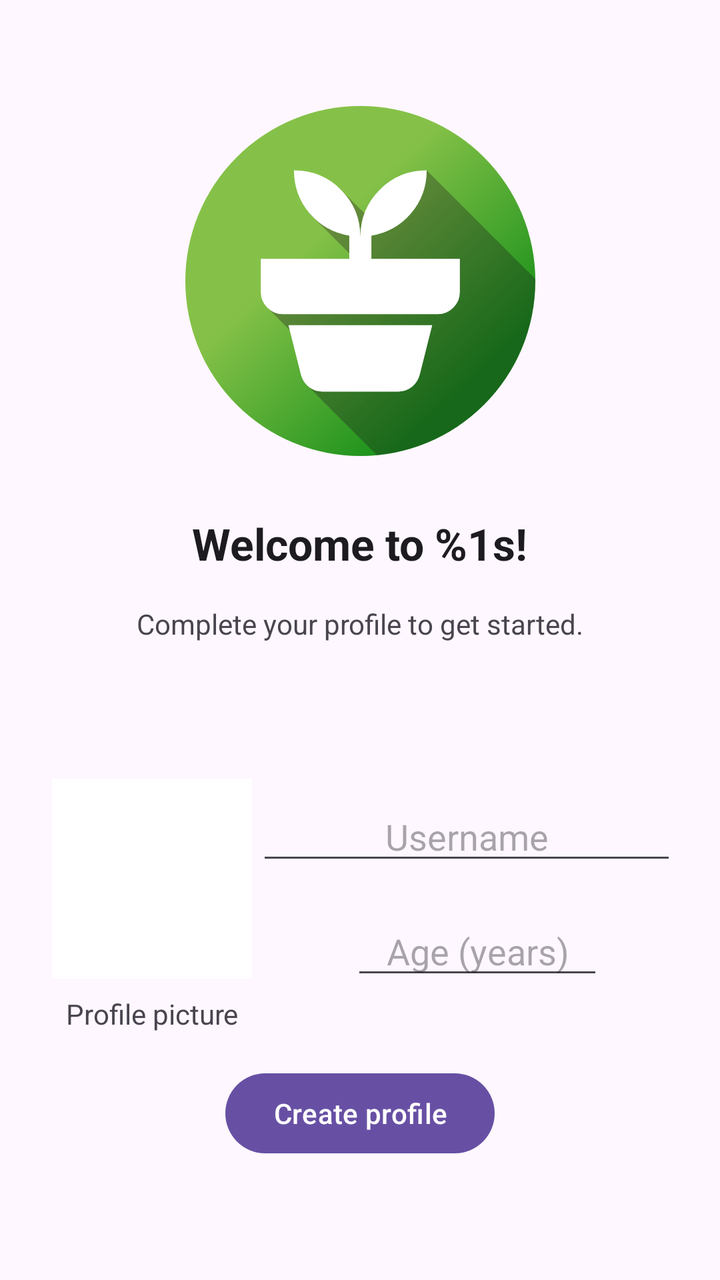
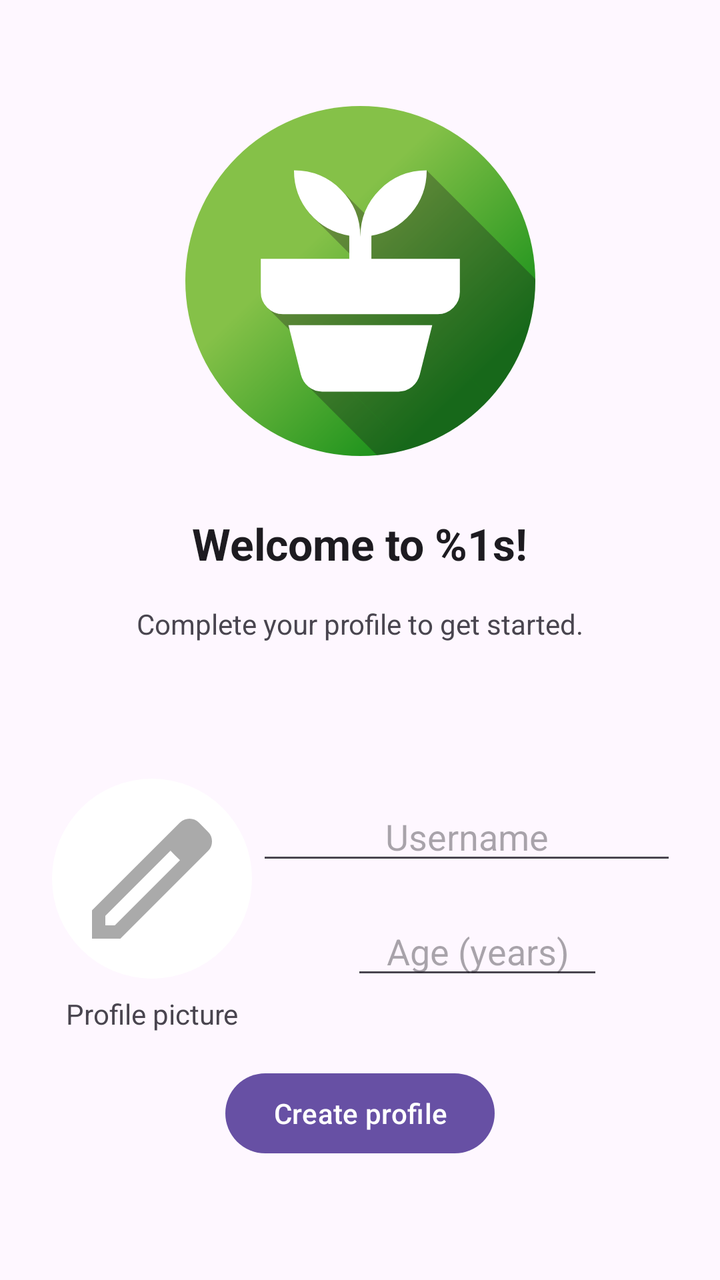

Two renders of the same Android screen: before a commit and after it. Below are the layout's source before the change and the commit's diff.
<!-- AndroidManifest.xml: application theme Theme.HelloWorld -->
<!-- res/layout/activity_landing.xml -->
<?xml version="1.0" encoding="utf-8"?>
<androidx.constraintlayout.widget.ConstraintLayout xmlns:android="http://schemas.android.com/apk/res/android"
    xmlns:app="http://schemas.android.com/apk/res-auto"
    xmlns:tools="http://schemas.android.com/tools"
    android:id="@+id/main"
    android:layout_width="match_parent"
    android:layout_height="match_parent"
    tools:context=".LandingActivity">

    <ImageView
        android:id="@+id/app_icon"
        android:layout_width="175dp"
        android:layout_height="183dp"
        android:src="@drawable/icon_round"
        app:layout_constraintBottom_toBottomOf="parent"
        app:layout_constraintEnd_toEndOf="parent"
        app:layout_constraintStart_toStartOf="parent"
        app:layout_constraintTop_toTopOf="parent"
        app:layout_constraintVertical_bias="0.107" />

    <TextView
        android:id="@+id/welcome_text_header"
        android:layout_width="wrap_content"
        android:layout_height="wrap_content"
        android:layout_marginTop="25dp"
        android:text="@string/landing_activity_header"
        android:textAppearance="@style/TextAppearance.AppCompat.Large"
        android:textStyle="bold"
        app:layout_constraintEnd_toEndOf="parent"
        app:layout_constraintStart_toStartOf="parent"
        app:layout_constraintTop_toBottomOf="@+id/app_icon" />

    <TextView
        android:id="@+id/welcome_text_body"
        android:layout_width="wrap_content"
        android:layout_height="wrap_content"
        android:layout_marginTop="16dp"
        android:text="@string/landing_activity_profile_create_message"
        app:layout_constraintEnd_toEndOf="parent"
        app:layout_constraintHorizontal_bias="0.5"
        app:layout_constraintStart_toStartOf="parent"
        app:layout_constraintTop_toBottomOf="@+id/welcome_text_header" />

    <EditText
        android:id="@+id/username_input"
        android:layout_width="wrap_content"
        android:layout_height="wrap_content"
        android:layout_marginBottom="52dp"
        android:autofillHints="@string/landing_activity_username_hint"
        android:ems="10"
        android:hint="@string/landing_activity_username_hint"
        android:inputType="text"
        android:textAlignment="center"
        app:layout_constraintBottom_toBottomOf="@+id/pfp"
        app:layout_constraintEnd_toEndOf="parent"
        app:layout_constraintHorizontal_bias="0.856"
        app:layout_constraintStart_toStartOf="parent" />

    <EditText
        android:id="@+id/age_input"
        android:layout_width="wrap_content"
        android:layout_height="wrap_content"
        android:layout_marginTop="16dp"
        android:autofillHints="@string/landing_activity_age_hint"
        android:ems="6"
        android:hint="@string/landing_activity_age_hint"
        android:inputType="number"
        android:textAlignment="center"
        app:layout_constraintEnd_toEndOf="parent"
        app:layout_constraintHorizontal_bias="0.75"
        app:layout_constraintStart_toStartOf="parent"
        app:layout_constraintTop_toBottomOf="@+id/username_input" />

    <Button
        android:id="@+id/confirm_button"
        android:layout_width="wrap_content"
        android:layout_height="wrap_content"
        android:text="@string/landing_activity_confirm_button"
        app:layout_constraintBottom_toBottomOf="parent"
        app:layout_constraintEnd_toEndOf="parent"
        app:layout_constraintHorizontal_bias="0.5"
        app:layout_constraintStart_toStartOf="parent"
        app:layout_constraintTop_toTopOf="parent"
        app:layout_constraintVertical_bias="0.9" />


    <ImageView
        android:id="@+id/pfp"
        android:layout_width="100dp"
        android:layout_height="100dp"
        android:layout_marginTop="68dp"
        android:adjustViewBounds="true"
        android:background="@color/white"
        app:layout_constraintEnd_toEndOf="parent"
        app:layout_constraintHorizontal_bias="0.10"
        app:layout_constraintStart_toStartOf="parent"
        app:layout_constraintTop_toBottomOf="@+id/welcome_text_body" />


    <TextView
        android:id="@+id/pfp_legend"
        android:layout_width="114dp"
        android:layout_height="20dp"
        android:layout_marginTop="8dp"
        android:text="@string/landing_activity_pfp_legend"
        android:textAlignment="center"
        app:layout_constraintEnd_toEndOf="@+id/pfp"
        app:layout_constraintStart_toStartOf="@+id/pfp"
        app:layout_constraintTop_toBottomOf="@+id/pfp" />

</androidx.constraintlayout.widget.ConstraintLayout>
<!-- resources referenced by this layout -->
<resources>
  <color name="white">#FFFFFFFF</color>
  <!-- drawable icon_round: vector/xml drawable (drawable, 2731 chars, omitted) -->
  <string name="landing_activity_age_hint">Age (years)</string>
  <string name="landing_activity_confirm_button">Create profile</string>
  <string name="landing_activity_header">Welcome to %1s!</string>
  <string name="landing_activity_pfp_legend">Profile picture</string>
  <string name="landing_activity_profile_create_message">Complete your profile to get started.</string>
  <string name="landing_activity_username_hint">Username</string>
  <style name="Theme.HelloWorld" parent="Base.Theme.HelloWorld" />
  <style name="Base.Theme.HelloWorld" parent="Theme.Material3.DayNight.NoActionBar">
          
          
      </style>
</resources>

<!-- the commit's change to res/layout/activity_landing.xml (unified diff, before → after) -->
@@ -84,17 +84,20 @@
         app:layout_constraintVertical_bias="0.9" />
 
 
-    <ImageView
+    <com.google.android.material.imageview.ShapeableImageView
         android:id="@+id/pfp"
         android:layout_width="100dp"
         android:layout_height="100dp"
         android:layout_marginTop="68dp"
         android:adjustViewBounds="true"
         android:background="@color/white"
+        app:contentPadding="10dp"
         app:layout_constraintEnd_toEndOf="parent"
         app:layout_constraintHorizontal_bias="0.10"
         app:layout_constraintStart_toStartOf="parent"
-        app:layout_constraintTop_toBottomOf="@+id/welcome_text_body" />
+        app:layout_constraintTop_toBottomOf="@+id/welcome_text_body"
+        app:shapeAppearanceOverlay="@style/circleImageView"
+        app:srcCompat="@drawable/pencil" />
 
 
     <TextView
<!-- resource entries referenced after the edit -->
@@ -2,12 +2,26 @@
 <resources>
   <color name="white">#FFFFFFFF</color>
   <!-- drawable icon_round: vector/xml drawable (drawable, 2731 chars, omitted) -->
+  <!-- drawable pencil (drawable) -->
+  <vector xmlns:android="http://schemas.android.com/apk/res/android"
+      android:width="24dp"
+      android:height="24dp"
+      android:viewportWidth="960"
+      android:viewportHeight="960">
+    <path
+        android:pathData="M200,760h57l391,-391 -57,-57 -391,391v57ZM120,840v-170l528,-527q12,-11 26.5,-17t30.5,-6q16,0 31,6t26,18l55,56q12,11 17.5,26t5.5,30q0,16 -5.5,30.5T817,313L290,840L120,840ZM760,256 L704,200 760,256ZM619,341 L591,312 648,369 619,341Z"
+        android:fillColor="#AAA"/>
+  </vector>
   <string name="landing_activity_age_hint">Age (years)</string>
   <string name="landing_activity_confirm_button">Create profile</string>
   <string name="landing_activity_header">Welcome to %1s!</string>
   <string name="landing_activity_pfp_legend">Profile picture</string>
   <string name="landing_activity_profile_create_message">Complete your profile to get started.</string>
   <string name="landing_activity_username_hint">Username</string>
+  <style name="circleImageView">
+          <item name="cornerFamily">rounded</item>
+          <item name="cornerSize">50%</item>
+      </style>
   <style name="Theme.HelloWorld" parent="Base.Theme.HelloWorld" />
   <style name="Base.Theme.HelloWorld" parent="Theme.Material3.DayNight.NoActionBar">
           
